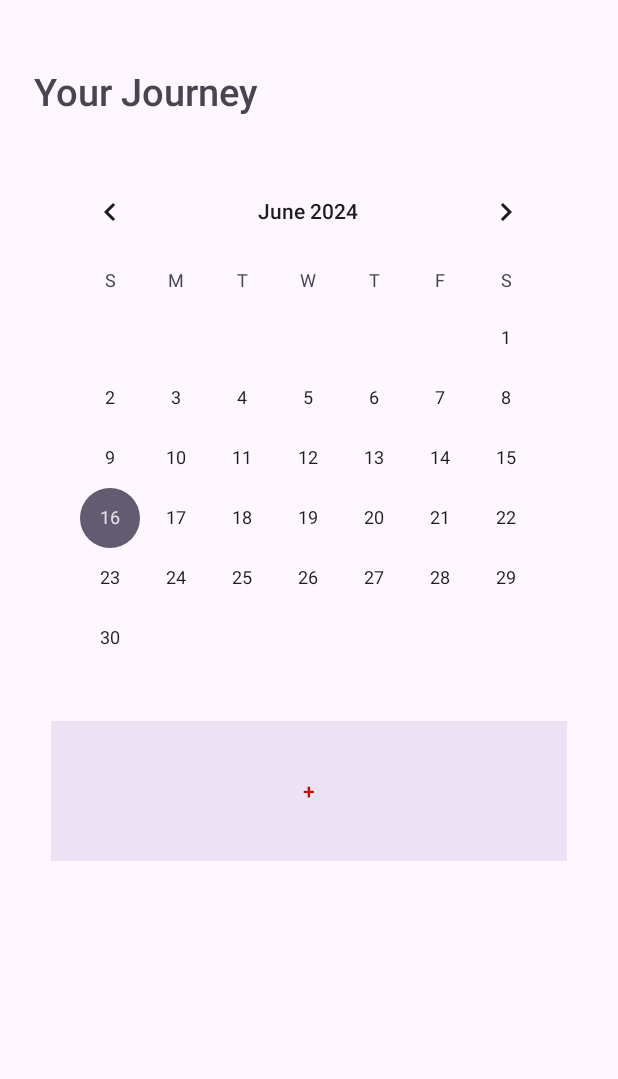
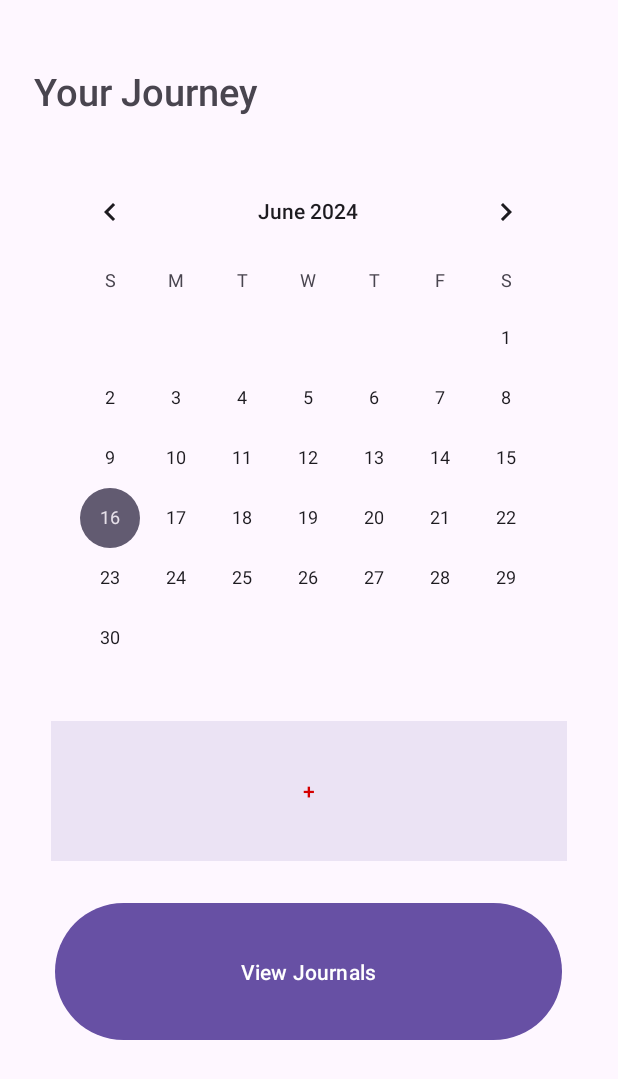
Before and after one commit to Astaven12/ProgressIhsan, an Android app: the screen it shows after launch (MainActivity), on a phone screen of 412 x 824 dp. Shown: the top 1079 px of the screen. Run offline under Robolectric (Android 15) with nearby library versions, the phone set to English and light mode, and no system bars.

Commit message:
Added ability to view saved journals
I used ChatGPT to add a button to view saved journals. It searches the directory for any file ending with .txt and displays the results. It currently displays all saved journals, regardless of date saved. The visual design also needs to be fixed as it clashes with the rest of the app.

```diff
--- a/JurnalKelompok2/app/src/main/AndroidManifest.xml
+++ b/JurnalKelompok2/app/src/main/AndroidManifest.xml
@@ -19,6 +19,10 @@
             android:name=".WritingJournal"
             android:exported="false" />
         <activity
+            android:name=".ViewJournalActivity"
+            android:exported="false"/>
+
+        <activity
             android:name=".MainActivity"
             android:exported="true">
             <intent-filter>
--- a/JurnalKelompok2/app/src/main/java/com/example/jurnalkelompok2/MainActivity.java
+++ b/JurnalKelompok2/app/src/main/java/com/example/jurnalkelompok2/MainActivity.java
@@ -14,6 +14,7 @@ import androidx.core.view.WindowInsetsCompat;
 public class MainActivity extends AppCompatActivity {
 
     private Button jurnal;
+    private Button viewJournals;
 
     @Override
     protected void onCreate(Bundle savedInstanceState) {
@@ -22,12 +23,21 @@ public class MainActivity extends AppCompatActivity {
         setContentView(R.layout.activity_main);
 
         jurnal = findViewById(R.id.jurnal);
+        viewJournals = findViewById(R.id.view_journals);
 
         jurnal.setOnClickListener(new View.OnClickListener() {
             @Override
             public void onClick(View view) {
                 Intent bukaJurnal = new Intent(getApplicationContext(), WritingJournal.class);
                 startActivity(bukaJurnal); // Use startActivity for single intent
+            }
+        });
+
+        viewJournals.setOnClickListener(new View.OnClickListener() {
+            @Override
+            public void onClick(View view) {
+                Intent viewJournalIntent = new Intent(getApplicationContext(), ViewJournalActivity.class);
+                startActivity(viewJournalIntent);
             }
         });
 
--- a/JurnalKelompok2/app/src/main/java/com/example/jurnalkelompok2/WritingJournal.java
+++ b/JurnalKelompok2/app/src/main/java/com/example/jurnalkelompok2/WritingJournal.java
@@ -66,7 +66,7 @@ public class WritingJournal extends AppCompatActivity {
                     File file = new File(getApplicationContext().getFilesDir(), filename);  // Create File object
                     FileOutputStream fOutputStream = new FileOutputStream(file);  // Use FileOutputStream
                     BufferedWriter bufferedWriter = new BufferedWriter(new OutputStreamWriter(fOutputStream));
-                    Toast.makeText(WritingJournal.this, "Dir:" + file, Toast.LENGTH_LONG).show();
+//                    Toast.makeText(WritingJournal.this, "Dir:" + file, Toast.LENGTH_LONG).show();
 
 
 
--- a/JurnalKelompok2/app/src/main/res/layout/activity_main.xml
+++ b/JurnalKelompok2/app/src/main/res/layout/activity_main.xml
@@ -54,4 +54,20 @@
         app:layout_constraintVertical_bias="0.124"
         tools:ignore="VisualLintButtonSize" />
 
+    <Button
+        android:id="@+id/view_journals"
+        android:layout_width="338dp"
+        android:layout_height="99dp"
+        android:layout_marginStart="40dp"
+        android:layout_marginTop="24dp"
+        android:layout_marginEnd="53dp"
+        android:layout_marginBottom="77dp"
+        android:text="View Journals"
+        app:layout_constraintBottom_toBottomOf="parent"
+        app:layout_constraintEnd_toEndOf="parent"
+        app:layout_constraintHorizontal_bias="0.2"
+        app:layout_constraintStart_toStartOf="parent"
+        app:layout_constraintTop_toBottomOf="@+id/jurnal"
+        app:layout_constraintVertical_bias="0.0" />
+
 </androidx.constraintlayout.widget.ConstraintLayout>
```
Also changed, not shown: JurnalKelompok2/app/src/main/java/com/example/jurnalkelompok2/ViewJournalActivity.java (added, +85 -0 lines), JurnalKelompok2/app/src/main/res/layout/activity_view_journal.xml (added, +19 -0 lines).
